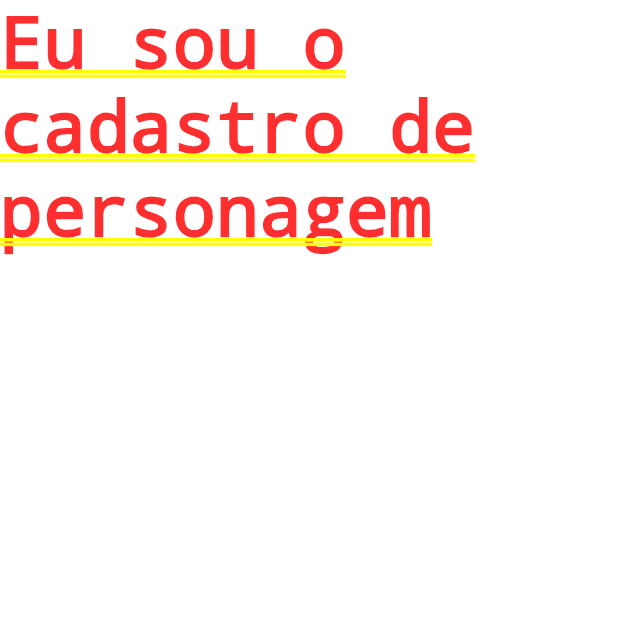
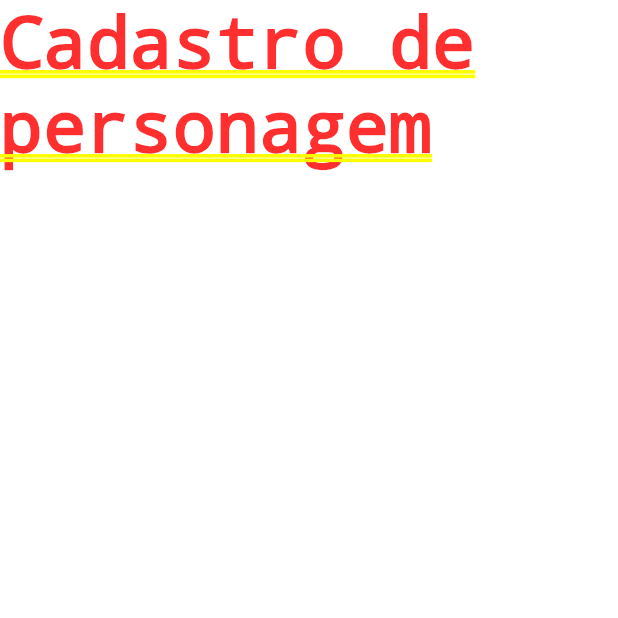
Before and after one commit to LucasHenriqueAbreu/rpg_app, a Flutter app: the screen it shows after launch, item 2 of the bottom bar chosen, after a tap on the "add" icon, on a phone screen of 412 x 824 dp, the top half of it. Run offline on Flutter 3.47's test engine with Material 3 defaults, Android fonts, the phone set to English and light mode, and no system bars.

```diff
--- a/lib/presenter/personagens/cadastro_personagem_view.dart
+++ b/lib/presenter/personagens/cadastro_personagem_view.dart
@@ -1,8 +1,10 @@
 import 'package:flutter/material.dart';
 
 class CadastroPersonagemView extends StatelessWidget {
+  const CadastroPersonagemView({super.key});
+
   @override
   Widget build(BuildContext context) {
-    return Text('Eu sou o cadastro de personagem');
+    return Text('Cadastro de personagem');
   }
 }
--- a/pubspec.yaml
+++ b/pubspec.yaml
@@ -58,9 +58,8 @@ flutter:
   uses-material-design: true
 
   # To add assets to your application, add an assets section, like this:
-  # assets:
-  #   - images/a_dot_burr.jpeg
-  #   - images/a_dot_ham.jpeg
+  assets:
+    - assets/personagens
 
   # An image asset can refer to one or more resolution-specific "variants", see
   # https://flutter.dev/to/resolution-aware-images
```
Also changed, not shown: assets/personagens/dwarf/dwarf_archer.png (added), assets/personagens/dwarf/dwarf_mage.png (added), assets/personagens/dwarf/dwarf_neutral.png (added), assets/personagens/dwarf/dwarf_warrior.png (added), assets/personagens/elf/elf_archer.png (added), assets/personagens/elf/elf_mage.png (added), assets/personagens/elf/elf_neutral.png (added), assets/personagens/elf/elf_warrior.png (added), 8 other files.
